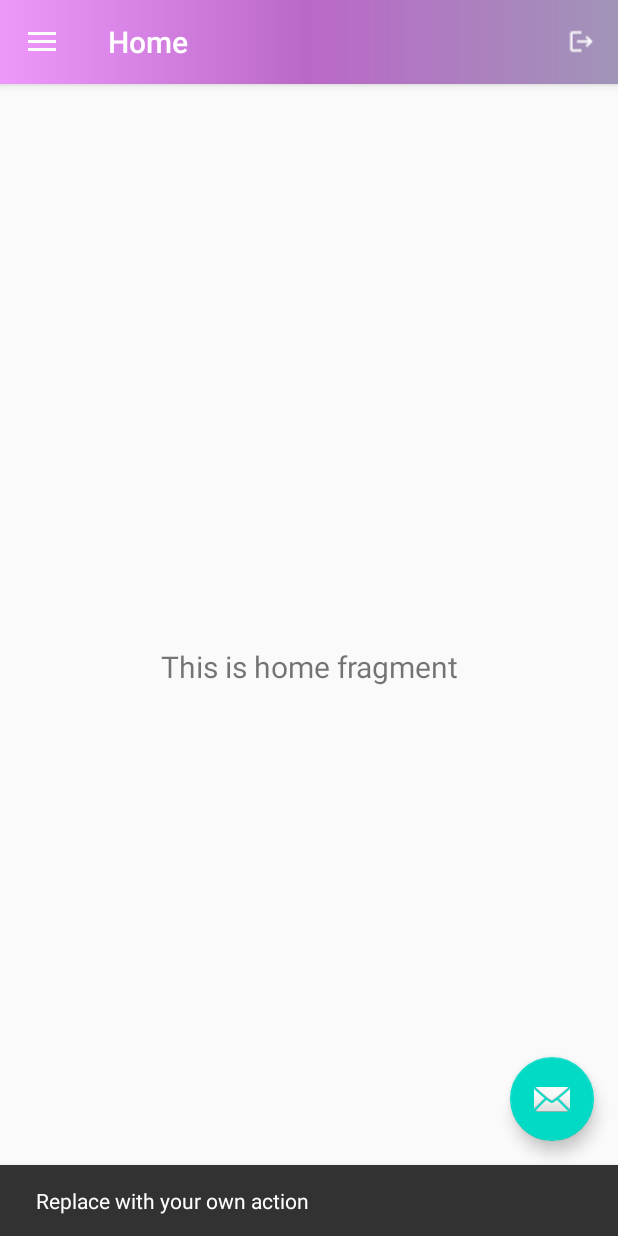
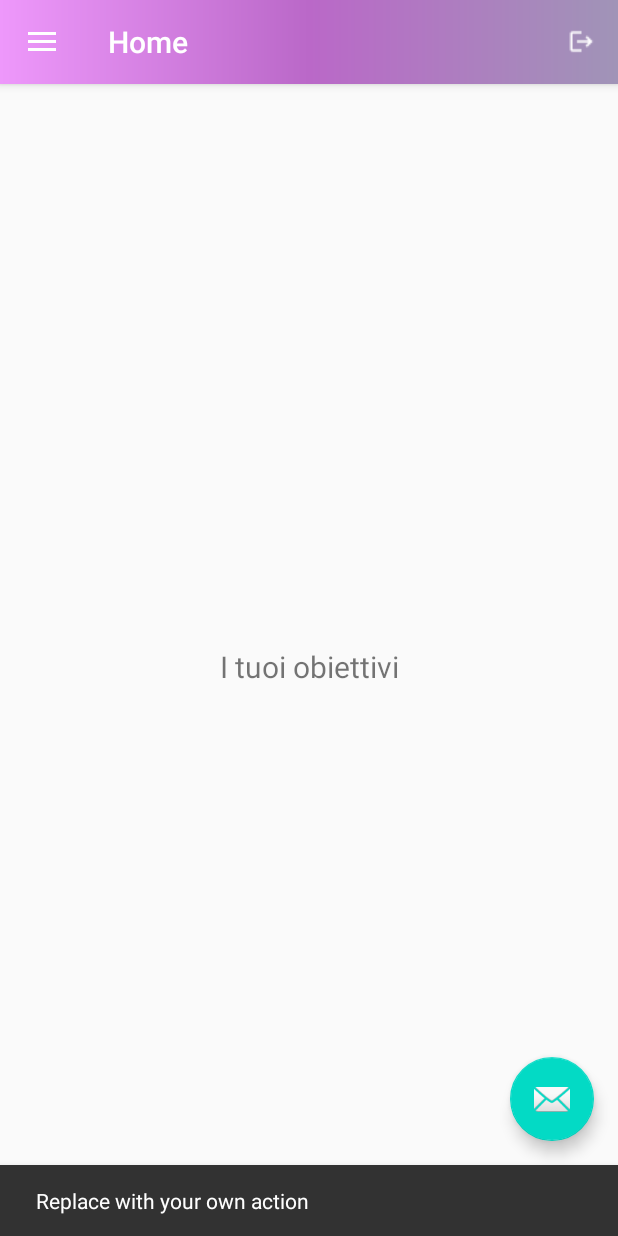
Before and after one commit to simtape/myFitNoteAndroid, an Android app: the MainActivity screen opened directly, with no data from a screen before it, after a tap on an icon or button, on a phone screen of 412 x 824 dp. Run offline under Robolectric (Android 15) with nearby library versions, the phone set to English and light mode, and no system bars; our stand-ins replace navigation-ui; network calls fail.

Commit message:
push per modifiche iannone

```diff
--- a/app/src/main/java/com/example/myfitnoteandroid/LoginActivity.java
+++ b/app/src/main/java/com/example/myfitnoteandroid/LoginActivity.java
@@ -5,6 +5,7 @@ import androidx.viewpager.widget.ViewPager;
 
 import android.content.Intent;
 import android.os.Bundle;
+import android.widget.TextView;
 
 import com.example.myfitnoteandroid.data.SessionManager;
 import com.google.android.material.tabs.TabLayout;
@@ -12,6 +13,7 @@ import com.google.android.material.tabs.TabLayout;
 public class LoginActivity extends AppCompatActivity {
     TabLayout tabLayout;
     ViewPager viewPager;
+
 
     @Override
     protected void onStart() {
@@ -31,6 +33,8 @@ public class LoginActivity extends AppCompatActivity {
             sessionManager.updateUser();
             Intent intent = new Intent(LoginActivity.this, MainActivity.class);
             intent.setFlags(Intent.FLAG_ACTIVITY_CLEAR_TASK|Intent.FLAG_ACTIVITY_CLEAR_TOP);
+
+
             startActivity(intent);
 
         }else{
@@ -53,6 +57,7 @@ public class LoginActivity extends AppCompatActivity {
         tabLayout.addTab(tabLayout.newTab().setText("Login"));
         tabLayout.addTab(tabLayout.newTab().setText("Registrazione"));
         tabLayout.setTabGravity(TabLayout.GRAVITY_FILL);
+
 
 
         final LoginAdapter adapter = new LoginAdapter(getSupportFragmentManager(),this,  tabLayout.getTabCount() );
--- a/app/src/main/java/com/example/myfitnoteandroid/MainActivity.java
+++ b/app/src/main/java/com/example/myfitnoteandroid/MainActivity.java
@@ -5,6 +5,7 @@ import android.os.Bundle;
 import android.view.MenuItem;
 import android.view.View;
 import android.view.Menu;
+import android.widget.TextView;
 
 import com.example.myfitnoteandroid.data.SessionManager;
 import com.google.android.material.floatingactionbutton.FloatingActionButton;
@@ -29,6 +30,8 @@ public class MainActivity extends AppCompatActivity {
         super.onCreate(savedInstanceState);
         setContentView(R.layout.activity_main);
 
+
+
         Toolbar toolbar = findViewById(R.id.toolbar);
         setSupportActionBar(toolbar);
         FloatingActionButton fab = findViewById(R.id.fab);
@@ -43,6 +46,14 @@ public class MainActivity extends AppCompatActivity {
         });
         DrawerLayout drawer = findViewById(R.id.drawer_layout);
         NavigationView navigationView = findViewById(R.id.nav_view);
+        View headerView = navigationView.getHeaderView(0);
+        TextView nome = headerView.findViewById(R.id.nav_nome_cognome);
+        TextView navMail = (TextView) headerView.findViewById(R.id.menuMail);
+        SessionManager sessionManager = new SessionManager(this);
+
+        navMail.setText(sessionManager.getMail());
+        nome.setText(sessionManager.getName() + " " + sessionManager.getSurname());
+
         // Passing each menu ID as a set of Ids because each
         // menu should be considered as top level destinations.
         mAppBarConfiguration = new AppBarConfiguration.Builder(
--- a/app/src/main/java/com/example/myfitnoteandroid/ui/home/HomeViewModel.java
+++ b/app/src/main/java/com/example/myfitnoteandroid/ui/home/HomeViewModel.java
@@ -10,7 +10,7 @@ public class HomeViewModel extends ViewModel {
 
     public HomeViewModel() {
         mText = new MutableLiveData<>();
-        mText.setValue("This is home fragment");
+        mText.setValue("I tuoi obiettivi");
     }
 
     public LiveData<String> getText() {
--- a/app/src/main/res/layout/nav_header_main.xml
+++ b/app/src/main/res/layout/nav_header_main.xml
@@ -21,6 +21,7 @@
         app:srcCompat="@mipmap/ic_launcher_round" />
 
     <TextView
+        android:id="@+id/nav_nome_cognome"
         android:layout_width="match_parent"
         android:layout_height="wrap_content"
         android:paddingTop="@dimen/nav_header_vertical_spacing"
@@ -28,7 +29,7 @@
         android:textAppearance="@style/TextAppearance.AppCompat.Body1" />
 
     <TextView
-        android:id="@+id/textView"
+        android:id="@+id/menuMail"
         android:layout_width="wrap_content"
         android:layout_height="wrap_content"
         android:text="@string/nav_header_subtitle" />
```
Also changed, not shown: app/src/main/java/com/example/myfitnoteandroid/RegistrazioneTabFragment.java (line endings or trailing spaces), app/src/main/res/layout/registrazione_tab_fragment.xml (line endings or trailing spaces).
